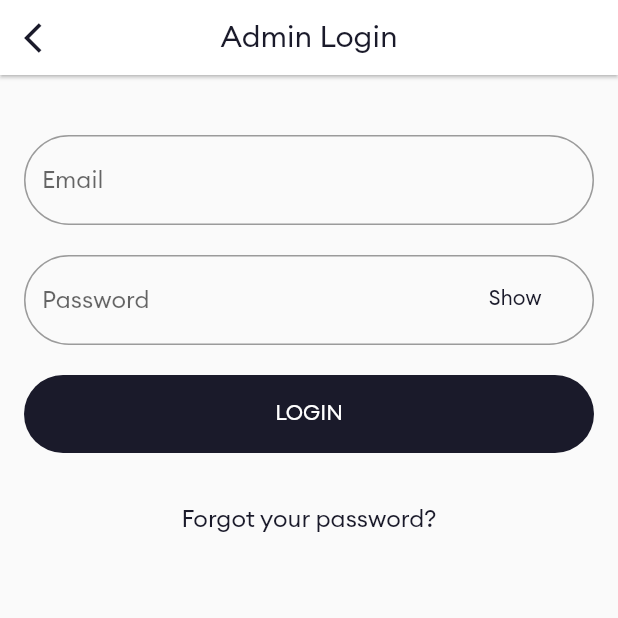
After one commit to Tinday/GarbageCollection, a Flutter app: the screen it shows after launch, after a tap on "Admin sign In", on a phone screen of 412 x 824 dp, the top half of it. The commit adds this screen. Run offline on Flutter 3.47's test engine with Material 2 defaults, Android fonts, the phone set to English and light mode, and no system bars; our stand-ins replace async_redux, cloud_firestore, firebase_auth, firebase_core, flutter_svg, freezed_annotation and 1 more; accounts and stored records are empty; generated files the repository leaves out were written again; network calls fail.

Commit message:
chore: admin login
- admin login

```diff
--- a/lib/app_bootstrap.dart
+++ b/lib/app_bootstrap.dart
@@ -1,5 +1,4 @@
 import 'package:async_redux/async_redux.dart';
-import 'package:cloud_firestore/cloud_firestore.dart';
 import 'package:flutter/material.dart';
 import 'package:flutter/services.dart';
 import 'package:garbage_control/app_widget.dart';
@@ -22,7 +21,6 @@ Future<void> appBootStrap() async {
 
   final NavigatorObserver navigatorObserver = NavigatorObserver();
   NavigateAction.setNavigatorKey(appGlobalNavigatorKey);
-  FirebaseFirestore firestore = FirebaseFirestore.instance;
 
   runApp(
     AppWidget(
--- a/lib/application/redux/actions/update_user_state_action.dart
+++ b/lib/application/redux/actions/update_user_state_action.dart
@@ -1,5 +1,6 @@
 import 'package:async_redux/async_redux.dart';
 import 'package:garbage_control/application/redux/states/app_state.dart';
+import 'package:garbage_control/application/redux/states/user_state.dart';
 import 'package:garbage_control/models/user.dart';
 
 class UpdateUserStateAction extends ReduxAction<AppState> {
@@ -13,7 +14,7 @@ class UpdateUserStateAction extends ReduxAction<AppState> {
 
   @override
   AppState reduce() {
-    final newUserState = state.userState?.copyWith(
+    final UserState? newUserState = state.userState?.copyWith(
       user: userModel ?? state.userState?.user,
       documentId: documentId ?? state.userState?.documentId,
     );
--- a/lib/application/redux/flags/app_flags.dart
+++ b/lib/application/redux/flags/app_flags.dart
@@ -1 +1,2 @@
 const String fetchReportsFlag = 'fetch_reports_flag';
+const String fetchAdminReportsFlag = 'fetch_admin_reports_flag';
--- /dev/null
+++ b/lib/application/redux/states/admin_state.dart
@@ -0,0 +1,19 @@
+import 'package:freezed_annotation/freezed_annotation.dart';
+import 'package:garbage_control/application/redux/states/admin_report_state.dart';
+
+part 'admin_state.freezed.dart';
+part 'admin_state.g.dart';
+
+@freezed
+class AdminState with _$AdminState {
+  factory AdminState({
+    AdminReportState? reportsState,
+  }) = _AdminState;
+
+  factory AdminState.fromJson(Map<String, dynamic> json) =>
+      _$AdminStateFromJson(json);
+
+  factory AdminState.initial() => AdminState(
+        reportsState: AdminReportState.initial(),
+      );
+}
--- a/lib/application/redux/states/app_state.dart
+++ b/lib/application/redux/states/app_state.dart
@@ -2,6 +2,7 @@
 
 import 'package:async_redux/async_redux.dart';
 import 'package:freezed_annotation/freezed_annotation.dart';
+import 'package:garbage_control/application/redux/states/admin_state.dart';
 import 'package:garbage_control/application/redux/states/bottom_navigation_state.dart';
 import 'package:garbage_control/application/redux/states/reports_state.dart';
 import 'package:garbage_control/application/redux/states/user_state.dart';
@@ -17,6 +18,7 @@ class AppState with _$AppState {
     UserState? userState,
     BottomNavigationState? bottomNavigationState,
     ReportsState? reportsState,
+    AdminState? adminState,
     @JsonKey(includeFromJson: false, includeToJson: false) Wait? wait,
   }) = _AppState;
 
@@ -27,6 +29,7 @@ class AppState with _$AppState {
         userState: UserState.initial(),
         bottomNavigationState: BottomNavigationState.initial(),
         reportsState: ReportsState.initial(),
+        adminState: AdminState.initial(),
         wait: Wait(),
       );
 }
--- a/lib/constants/strings.dart
+++ b/lib/constants/strings.dart
@@ -5,6 +5,7 @@ const String createAccount = 'Create account';
 const String termsAndConditions = 'Terms & conditions';
 const String iAgree = 'I AGREE';
 const String loginToYourAcc = 'Log in to your account';
+const String adminLogin = 'Admin Login';
 const String email = 'Email';
 const String password = 'Password';
 const String show = 'Show';
--- a/lib/presentation/core/router.dart
+++ b/lib/presentation/core/router.dart
@@ -3,6 +3,8 @@ import 'package:garbage_control/models/tutorial.dart';
 import 'package:garbage_control/presentation/core/routes.dart';
 import 'package:garbage_control/presentation/discover/pages/discover_page.dart';
 import 'package:garbage_control/presentation/discover/pages/video_player_page.dart';
+import 'package:garbage_control/presentation/home_page/pages/admin_home_page.dart';
+import 'package:garbage_control/presentation/onboarding/pages/admin_login_page.dart';
 import 'package:garbage_control/presentation/onboarding/pages/create_account_page.dart';
 import 'package:garbage_control/presentation/home_page/pages/home_page.dart';
 import 'package:garbage_control/presentation/onboarding/pages/forgot_password_page.dart';
@@ -13,6 +15,7 @@ import 'package:garbage_control/presentation/profile/pages/change_email_page.dar
 import 'package:garbage_control/presentation/profile/pages/change_password_page.dart';
 import 'package:garbage_control/presentation/profile/pages/change_user_name_page.dart';
 import 'package:garbage_control/presentation/profile/pages/profile_page.dart';
+import 'package:garbage_control/presentation/report/pages/admin_reports_list_page.dart';
 import 'package:garbage_control/presentation/report/pages/edit_report_page.dart';
 import 'package:garbage_control/presentation/report/pages/report_detail_page.dart';
 import 'package:garbage_control/presentation/report/pages/report_page.dart';
@@ -123,6 +126,24 @@ class AppRouter {
           settings: const RouteSettings(name: editReportRoute),
         );
 
+      case adminLoginRoute:
+        return MaterialPageRoute<AdminLoginPage>(
+          builder: (_) => const AdminLoginPage(),
+          settings: const RouteSettings(name: adminLoginRoute),
+        );
+
+      case adminHomePageRoute:
+        return MaterialPageRoute<AdminHomePage>(
+          builder: (_) => const AdminHomePage(),
+          settings: const RouteSettings(name: adminHomePageRoute),
+        );
+
+      case adminReportsPageRoute:
+        return MaterialPageRoute<AdminReportsListPage>(
+          builder: (_) => const AdminReportsListPage(),
+          settings: const RouteSettings(name: adminReportsPageRoute),
+        );
+
       default:
         return MaterialPageRoute<WelcomePage>(
           builder: (_) => const WelcomePage(),
--- a/lib/presentation/core/routes.dart
+++ b/lib/presentation/core/routes.dart
@@ -17,3 +17,6 @@ const String videoPlayerPageRoute = '/videoPlayerPageRoute';
 const String reportsListRoute = '/reportsListRoute';
 const String reportDetailRoute = '/reportDetailRoute';
 const String editReportRoute = '/editReportRoute';
+const String adminLoginRoute = '/adminLoginRoute';
+const String adminHomePageRoute = '/adminHomePageRoute';
+const String adminReportsPageRoute = '/adminReportsPageRoute';
--- /dev/null
+++ b/lib/presentation/onboarding/pages/admin_login_page.dart
@@ -0,0 +1,57 @@
+import 'package:flutter/material.dart';
+import 'package:garbage_control/constants/strings.dart';
+import 'package:garbage_control/constants/theme.dart';
+import 'package:garbage_control/presentation/core/routes.dart';
+import 'package:garbage_control/presentation/core/widgets/secondary_custom_app_bar.dart';
+import 'package:garbage_control/presentation/onboarding/widgets/admin_login_form.dart';
+
+class AdminLoginPage extends StatefulWidget {
+  const AdminLoginPage({Key? key}) : super(key: key);
+
+  @override
+  State<AdminLoginPage> createState() => _AdminLoginPageState();
+}
+
+class _AdminLoginPageState extends State<AdminLoginPage> {
+  final GlobalKey<FormState> formKey = GlobalKey<FormState>();
+  @override
+  Widget build(BuildContext context) {
+    return Scaffold(
+      appBar: const SecondaryCustomAppBar(title: adminLogin),
+      body: SafeArea(
+        child: SingleChildScrollView(
+          child: Column(
+            children: <Widget>[
+              const SizedBox(height: 30),
+              Container(
+                padding:
+                    const EdgeInsets.symmetric(horizontal: 16, vertical: 10),
+                child: Column(
+                  children: <Widget>[
+                    const AdminLoginForm(),
+                    const SizedBox(height: 20),
+                    SizedBox(
+                      width: double.infinity,
+                      height: 48,
+                      child: TextButton(
+                        onPressed: () {
+                          Navigator.of(context)
+                              .pushNamed(forgotPasswordPageRoute);
+                        },
+                        child: const Text(
+                          forgotYourPassword,
+                          style: TextStyle(color: primaryColor, fontSize: 16),
+                        ),
+                      ),
+                    ),
+                    const SizedBox(height: 20),
+                  ],
+                ),
+              ),
+            ],
+          ),
+        ),
+      ),
+    );
+  }
+}
--- a/lib/presentation/onboarding/pages/welcome_page.dart
+++ b/lib/presentation/onboarding/pages/welcome_page.dart
@@ -66,6 +66,16 @@ class WelcomePage extends StatelessWidget {
                       ),
                     ),
                   ),
+                  const SizedBox(height: 20),
+                  TextButton(
+                    onPressed: () {
+                      Navigator.of(context).pushNamed(adminLoginRoute);
+                    },
+                    child: const Text(
+                      'Admin sign In',
+                      style: TextStyle(color: accentColor),
+                    ),
+                  )
                 ],
               ),
             )
--- /dev/null
+++ b/lib/presentation/onboarding/widgets/admin_login_form.dart
@@ -0,0 +1,167 @@
+import 'package:async_redux/async_redux.dart';
+import 'package:cloud_firestore/cloud_firestore.dart';
+import 'package:firebase_auth/firebase_auth.dart';
+import 'package:flutter/material.dart';
+import 'package:garbage_control/application/core/utils.dart';
+import 'package:garbage_control/application/redux/actions/update_user_state_action.dart';
+import 'package:garbage_control/constants/strings.dart';
+import 'package:garbage_control/constants/theme.dart';
+import 'package:garbage_control/infrastructure/validators.dart';
+import 'package:garbage_control/models/user.dart';
+import 'package:garbage_control/presentation/core/routes.dart';
+
+class AdminLoginForm extends StatefulWidget {
+  const AdminLoginForm({Key? key}) : super(key: key);
+
+  @override
+  State<AdminLoginForm> createState() => _AdminLoginFormState();
+}
+
+class _AdminLoginFormState extends State<AdminLoginForm> {
+  final GlobalKey<FormState> formKey = GlobalKey<FormState>();
+  final Map<String, dynamic> variables = <String, dynamic>{};
+  bool isPassObscured = true;
+  @override
+  Widget build(BuildContext context) {
+    return Form(
+      key: formKey,
+      child: Column(
+        children: <Widget>[
+          // email field
+          TextFormField(
+            keyboardType: TextInputType.emailAddress,
+            decoration: inputDecoration.copyWith(hintText: email),
+            validator: (String? value) {
+              return validateEmail(value.toString());
+            },
+            onSaved: (String? v) => variables['email'] = v.toString().trim(),
+          ),
+          const SizedBox(height: 20),
+          // password field
+          Stack(
+            children: <Widget>[
+              TextFormField(
+                obscureText: isPassObscured,
+                decoration: inputDecoration.copyWith(
+                  hintText: password,
+                ),
+                validator: (String? value) {
+                  return validatePassword(value);
+                },
+                onSaved: (String? v) =>
+                    variables['password'] = v.toString().trim(),
+              ),
+              Align(
+                alignment: Alignment.bottomRight,
+                child: TextButton(
+                  onPressed: () {
+                    setState(() {
+                      isPassObscured = !isPassObscured;
+                    });
+                  },
+                  style: TextButton.styleFrom(
+                    foregroundColor: primaryColor,
+                    elevation: 0,
+                    padding: const EdgeInsets.symmetric(
+                        vertical: 20, horizontal: 35),
+                    shape: RoundedRectangleBorder(
+                        borderRadius: BorderRadius.circular(100)),
+                  ),
+                  child: Text(
+                    isPassObscured ? show : hide,
+                    style: const TextStyle(color: primaryColor),
+                  ),
+                ),
+              ),
+            ],
+          ),
+          const SizedBox(height: 20),
+          SizedBox(
+            width: double.infinity,
+            height: 52,
+            child: ElevatedButton(
+              onLongPress: () async {
+                await FirebaseAuth.instance.signInWithEmailAndPassword(
+                  email: 'byronkimani@gmail.com',
+                  password: 'kimani',
+                );
+                await FirebaseFirestore.instance
+                    .collection('admins')
+                    .where('email', isEqualTo: 'byronkimani@gmail.com')
+                    .get()
+                    .then((QuerySnapshot<Map<String, dynamic>> value) {
+                  final user = UserModel.fromJson(value.docs.first.data());
+                  StoreProvider.dispatch(
+                    context,
+                    UpdateUserStateAction(
+                      userModel: user,
+                      documentId: value.docs.first.id,
+                    ),
+                  );
+                });
+                Navigator.of(context).pushReplacementNamed(adminHomePageRoute);
+              },
+              onPressed: () async {
+                if (formKey.currentState!.validate()) {
+                  formKey.currentState!.save();
+                  formKey.currentState!.reset();
+                  displayLoadingDialog(context: context);
+                  final String email = variables['email'];
+                  final String pass = variables['password'];
+
+                  try {
+                    await FirebaseAuth.instance.signInWithEmailAndPassword(
+                      email: email,
+                      password: pass,
+                    );
+
+                    FirebaseFirestore.instance
+                        .collection('admins')
+                        .where('email', isEqualTo: variables['email'])
+                        .get()
+                        .then((QuerySnapshot<Map<String, dynamic>> value) {
+                      if (value.docs.isEmpty) {
+                        Navigator.of(context).pop();
+                        ScaffoldMessenger.of(context).showSnackBar(
+                          const SnackBar(
+                            content: Text('You do not have an admin account'),
+                          ),
+                        );
+                      } else {
+                        final user =
+                            UserModel.fromJson(value.docs.first.data());
+                        StoreProvider.dispatch(
+                          context,
+                          UpdateUserStateAction(userModel: user),
+                        );
+                        Navigator.of(context)
+                            .pushReplacementNamed(homePageRoute);
+                      }
+                    });
+                  } on FirebaseAuthException catch (e) {
+                    if (e.code == 'user-not-found') {
+                      ScaffoldMessenger.of(context).showSnackBar(
+                        const SnackBar(
+                          content: Text('No user found for that email.'),
+                        ),
+                      );
+                    } else if (e.code == 'wrong-password') {
+                      ScaffoldMessenger.of(context).showSnackBar(
+                        const SnackBar(
+                          content:
+                              Text('Wrong password provided for that user.'),
+                        ),
+                      );
+                    }
+                  }
+                  variables.clear();
+                }
+              },
+              child: Text(login.toUpperCase()),
+            ),
+          ),
+        ],
+      ),
+    );
+  }
+}
```
Also changed, not shown: lib/application/redux/actions/fetch_admin_reports_action.dart (added, +48 -0 lines), lib/application/redux/actions/update_admin_report_state_action.dart (added, +32 -0 lines), lib/application/redux/states/admin_report_state.dart (added, +19 -0 lines), lib/application/redux/view_models/admin_state_view_model.dart (added, +28 -0 lines), lib/presentation/home_page/pages/admin_home_page.dart (added, +93 -0 lines), lib/presentation/report/pages/admin_reports_list_page.dart (added, +123 -0 lines), lib/application/redux/states/admin_report_state.freezed.dart (added), lib/application/redux/states/admin_report_state.g.dart (added), lib/application/redux/states/admin_state.freezed.dart (added), lib/application/redux/states/admin_state.g.dart (added), lib/application/redux/states/app_state.freezed.dart, lib/application/redux/states/app_state.g.dart.
